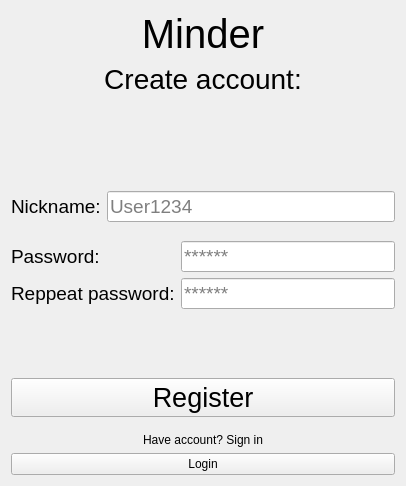
The window that client/MinderClient/libs/RegisterWindow/ui/RegisterWindow.ui (LDK28/Minder) describes before a commit, drawn with Qt 5.
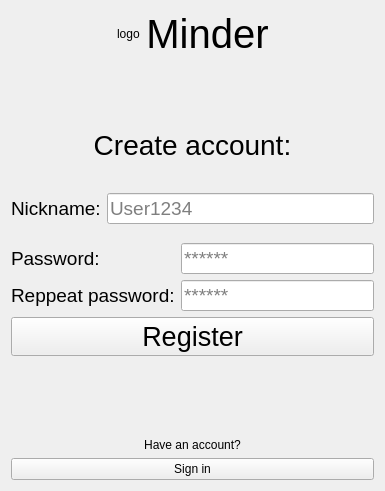
The same window after the commit.

The edit to the form file:
```diff
--- a/client/MinderClient/libs/RegisterWindow/ui/RegisterWindow.ui
+++ b/client/MinderClient/libs/RegisterWindow/ui/RegisterWindow.ui
@@ -6,62 +6,120 @@
    <rect>
     <x>0</x>
     <y>0</y>
-    <width>406</width>
-    <height>486</height>
+    <width>385</width>
+    <height>491</height>
    </rect>
   </property>
+  <property name="sizePolicy">
+   <sizepolicy hsizetype="MinimumExpanding" vsizetype="MinimumExpanding">
+    <horstretch>0</horstretch>
+    <verstretch>0</verstretch>
+   </sizepolicy>
+  </property>
   <property name="windowTitle">
    <string>Form</string>
   </property>
   <layout class="QVBoxLayout" name="verticalLayout_2">
    <item>
-    <widget class="QLabel" name="labelMinder">
-     <property name="font">
-      <font>
-       <pointsize>30</pointsize>
-      </font>
-     </property>
-     <property name="text">
-      <string>Minder</string>
-     </property>
-     <property name="alignment">
-      <set>Qt::AlignCenter</set>
-     </property>
-    </widget>
-   </item>
-   <item>
-    <widget class="QLabel" name="labelTitle">
-     <property name="font">
-      <font>
-       <pointsize>21</pointsize>
-      </font>
-     </property>
-     <property name="text">
-      <string>Create account:</string>
-     </property>
-     <property name="alignment">
-      <set>Qt::AlignCenter</set>
-     </property>
-     <property name="margin">
-      <number>8</number>
-     </property>
-    </widget>
+    <layout class="QHBoxLayout" name="horizontalLayout">
+     <item>
+      <spacer name="horizontalSpacer">
+       <property name="orientation">
+        <enum>Qt::Horizontal</enum>
+       </property>
+       <property name="sizeHint" stdset="0">
+        <size>
+         <width>40</width>
+         <height>20</height>
+        </size>
+       </property>
+      </spacer>
+     </item>
+     <item>
+      <widget class="QLabel" name="labelMinderLogo">
+       <property name="sizePolicy">
+        <sizepolicy hsizetype="Fixed" vsizetype="Fixed">
+         <horstretch>0</horstretch>
+         <verstretch>0</verstretch>
+        </sizepolicy>
+       </property>
+       <property name="text">
+        <string>logo</string>
+       </property>
+       <property name="scaledContents">
+        <bool>true</bool>
+       </property>
+       <property name="margin">
+        <number>0</number>
+       </property>
+      </widget>
+     </item>
+     <item>
+      <widget class="QLabel" name="labelMinder">
+       <property name="font">
+        <font>
+         <pointsize>30</pointsize>
+        </font>
+       </property>
+       <property name="text">
+        <string>Minder</string>
+       </property>
+       <property name="alignment">
+        <set>Qt::AlignCenter</set>
+       </property>
+      </widget>
+     </item>
+     <item>
+      <spacer name="horizontalSpacer_2">
+       <property name="orientation">
+        <enum>Qt::Horizontal</enum>
+       </property>
+       <property name="sizeHint" stdset="0">
+        <size>
+         <width>40</width>
+         <height>20</height>
+        </size>
+       </property>
+      </spacer>
+     </item>
+    </layout>
    </item>
    <item>
     <spacer name="verticalSpacer_6">
      <property name="orientation">
       <enum>Qt::Vertical</enum>
      </property>
+     <property name="sizeType">
+      <enum>QSizePolicy::MinimumExpanding</enum>
+     </property>
      <property name="sizeHint" stdset="0">
       <size>
        <width>20</width>
-       <height>40</height>
+       <height>30</height>
       </size>
      </property>
     </spacer>
    </item>
    <item>
     <layout class="QVBoxLayout" name="verticalLayout">
+     <item>
+      <widget class="QLabel" name="labelTitle">
+       <property name="font">
+        <font>
+         <pointsize>21</pointsize>
+        </font>
+       </property>
+       <property name="text">
+        <string>Create account:</string>
+       </property>
+       <property name="alignment">
+        <set>Qt::AlignCenter</set>
+       </property>
+       <property name="margin">
+        <number>8</number>
+       </property>
+      </widget>
+     </item>
      <item>
       <widget class="QLabel" name="labelErrorMsg">
        <property name="font">
@@ -201,23 +259,6 @@
        </item>
       </layout>
      </item>
-    </layout>
-   </item>
-   <item>
-    <spacer name="verticalSpacer_2">
-     <property name="orientation">
-      <enum>Qt::Vertical</enum>
-     </property>
-     <property name="sizeHint" stdset="0">
-      <size>
-       <width>20</width>
-       <height>40</height>
-      </size>
-     </property>
-    </spacer>
-   </item>
-   <item>
-    <layout class="QVBoxLayout" name="verticalLayout_4">
      <item>
       <widget class="QPushButton" name="btnRegister">
        <property name="sizePolicy">
@@ -254,6 +295,26 @@
        </property>
       </widget>
      </item>
+    </layout>
+   </item>
+   <item>
+    <spacer name="verticalSpacer_2">
+     <property name="orientation">
+      <enum>Qt::Vertical</enum>
+     </property>
+     <property name="sizeType">
+      <enum>QSizePolicy::MinimumExpanding</enum>
+     </property>
+     <property name="sizeHint" stdset="0">
+      <size>
+       <width>20</width>
+       <height>20</height>
+      </size>
+     </property>
+    </spacer>
+   </item>
+   <item>
+    <layout class="QVBoxLayout" name="verticalLayout_4">
      <item>
       <spacer name="verticalSpacer_5">
        <property name="orientation">
@@ -273,7 +334,7 @@
      <item>
       <widget class="QLabel" name="labelRegister">
        <property name="text">
-        <string>Have account? Sign in</string>
+        <string>Have an account?</string>
        </property>
        <property name="alignment">
         <set>Qt::AlignCenter</set>
@@ -286,7 +347,7 @@
         <cursorShape>PointingHandCursor</cursorShape>
        </property>
        <property name="text">
-        <string>Login</string>
+        <string>Sign in</string>
        </property>
       </widget>
      </item>
```
Left out of the diff: 6 changed lines with no effect on the pictures.
